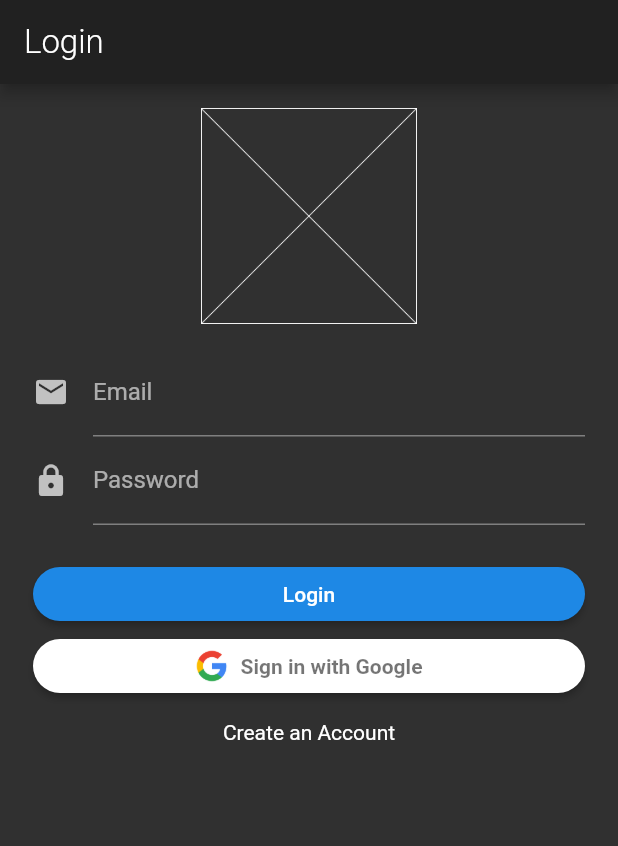
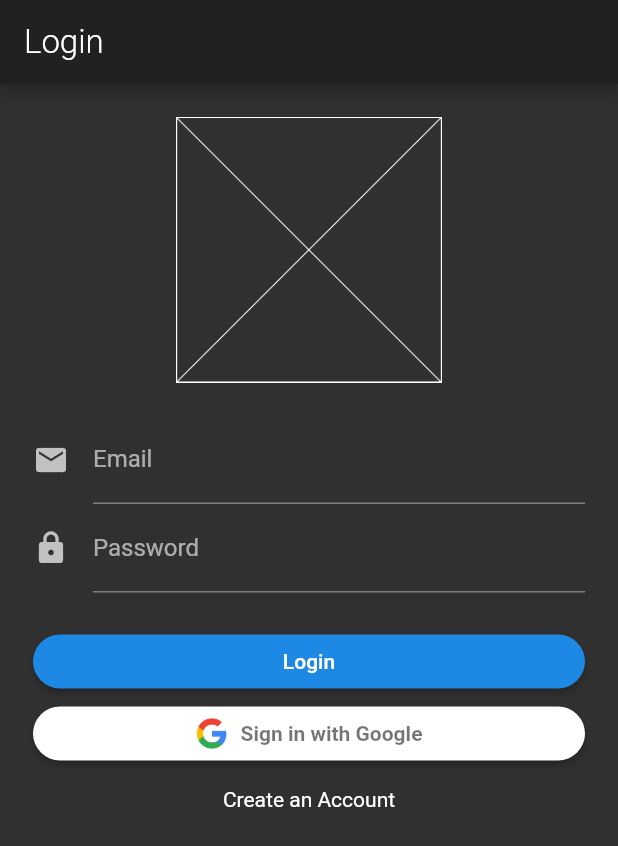
Before and after one commit to Emil1483/find_devs, a Flutter app: the screen it shows after launch, on a phone screen of 412 x 824 dp. Shown: the top 846 px of the screen. Run offline on Flutter 3.47's test engine with Material 2 defaults, Android fonts, the phone set to English and light mode, and no system bars.

Commit message:
adjust logoSize

```diff
--- a/lib/routes/auth_route.dart
+++ b/lib/routes/auth_route.dart
@@ -6,8 +6,8 @@ class AuthRoute extends StatelessWidget {
   Widget _buildLogo() {
     return Container(
       alignment: Alignment.center,
-      height: 144.0,
-      margin: EdgeInsets.symmetric(vertical: 16.0),
+      height: 177.0,
+      margin: EdgeInsets.symmetric(vertical: 22.0),
       child: Image(
         image: AssetImage("assets/missing_asset.png"),
       ),
@@ -17,24 +17,24 @@ class AuthRoute extends StatelessWidget {
   List<Widget> _buildFormFields() {
     return <Widget>[
       TextFormField(
+        decoration: InputDecoration(
+          labelText: "Email",
+          icon: Icon(Icons.mail),
+        ),
         validator: (String input) {
           if (input.isEmpty) return "Please type email";
           return null;
         },
-        decoration: InputDecoration(
-          labelText: "Email",
-          icon: Icon(Icons.mail),
-        ),
       ),
       TextFormField(
+        decoration: InputDecoration(
+          labelText: "Password",
+          icon: Icon(Icons.lock),
+        ),
         validator: (String input) {
           if (input.isEmpty) return "Please type email";
           return null;
         },
-        decoration: InputDecoration(
-          labelText: "Password",
-          icon: Icon(Icons.lock),
-        ),
         obscureText: true,
       ),
     ];
```
